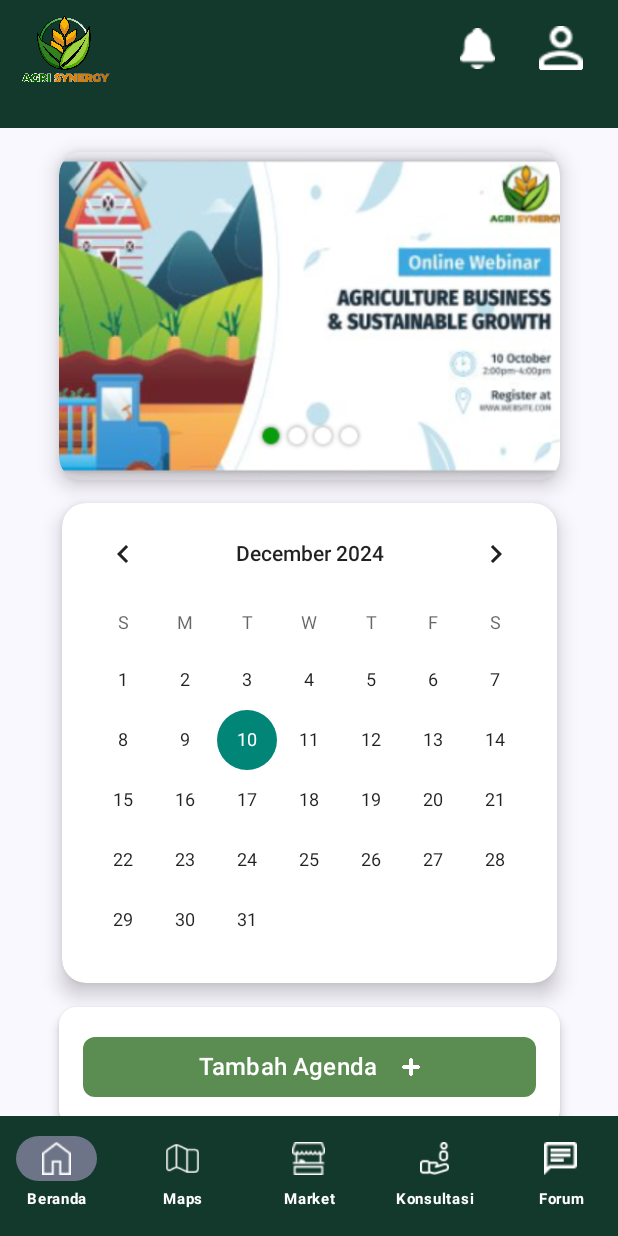
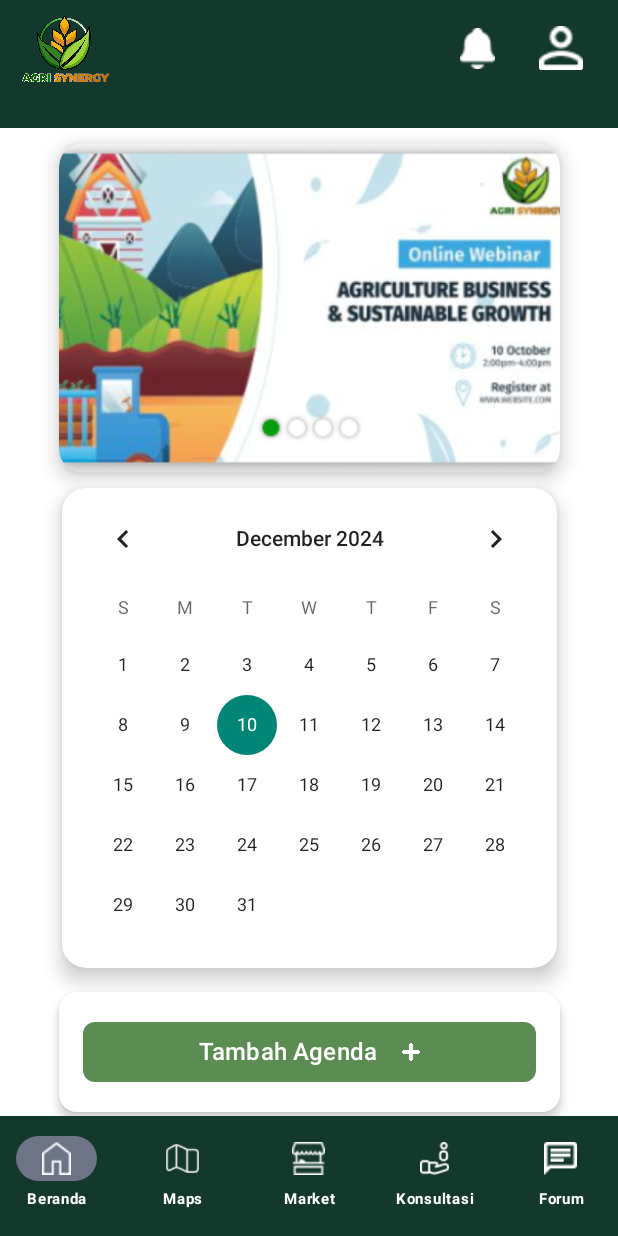
Before and after one commit to RakaAgiSaputra/AgriSynergi_App, an Android app built with Jetpack Compose: the MainScreen screen opened through its navigation route, on a phone screen of 412 x 824 dp. Run offline under Robolectric (Android 15) with nearby library versions, the phone set to English and light mode, and no system bars; our stand-ins replace accompanist.

Commit message:
Prudencia: Perbaikan halaman

```diff
--- a/app/src/main/java/com/example/agrisynergi_mobile/agrisynergi.kt
+++ b/app/src/main/java/com/example/agrisynergi_mobile/agrisynergi.kt
@@ -51,8 +51,11 @@ import com.example.agrisynergi_mobile.pages.MapsScreen
 import com.example.agrisynergi_mobile.pages.MarketScreen
 import com.example.agrisynergi_mobile.pages.NotifScreen
 import com.example.agrisynergi_mobile.pages.SplashScreen
+import com.example.agrisynergi_mobile.pages.login.ForgetPassScreen
 import com.example.agrisynergi_mobile.pages.login.LoginRegistScreen
 import com.example.agrisynergi_mobile.pages.login.LoginScreen
+import com.example.agrisynergi_mobile.pages.login.OTPVerificationScreen
+import com.example.agrisynergi_mobile.pages.login.ResetPasswordScreen
 import com.example.agrisynergi_mobile.pages.onboardingpage.OnBoardingScreen1
 import com.example.agrisynergi_mobile.pages.onboardingpage.OnBoardingScreen2
 import com.example.agrisynergi_mobile.pages.onboardingpage.OnBoardingScreen3
@@ -115,8 +118,17 @@ fun AgrisynergiApp(
             composable(Screen.Login.route){
                 LoginScreen(navController = navController)
             }
+            composable(Screen.Otp.route) {
+                OTPVerificationScreen(navController)
+            }
+            composable(Screen.NewPass.route) {
+                ResetPasswordScreen(navController)
+            }
+            composable(Screen.ForgetPass.route) {
+                ForgetPassScreen(navController)
+            }
             composable(Screen.Beranda.route) {
-                MainScreen(navHostController = navController, contentPadding = contentPadding)
+                MainScreen(navHostController = navController)
             }
             composable(Screen.Maps.route) {
                 MapsScreen(navController = navController)
@@ -149,10 +161,6 @@ fun AgrisynergiApp(
             composable(Screen.Komunitas.route) {
                 CommunityMemberScreen(navController = navController)
             }
-            composable(Screen.Komunitas.route) {
-                CommunityMemberScreen(navController = navController)
-            }
-
             composable("keranjang/{marketId}") { backStackEntry ->
                 val marketId = backStackEntry.arguments?.getString("marketId")?.toIntOrNull()
                 if (marketId != null) {
--- a/app/src/main/java/com/example/agrisynergi_mobile/database/RetrofitClient.kt
+++ b/app/src/main/java/com/example/agrisynergi_mobile/database/RetrofitClient.kt
@@ -9,7 +9,7 @@ import retrofit2.converter.gson.GsonConverterFactory
 //RetrofilClient
 class RetrofitClient {
     companion object {
-        private const val BASE_URL = "http://36.82.123.39:8080/" //ganti url Api
+        private const val BASE_URL = "http://36.82.30.227:8080/" //ganti url Api
 
         val instance: Api by lazy {
             val loggingInterceptor = HttpLoggingInterceptor().apply {
--- a/app/src/main/java/com/example/agrisynergi_mobile/pages/berandapage.kt
+++ b/app/src/main/java/com/example/agrisynergi_mobile/pages/berandapage.kt
@@ -4,6 +4,7 @@ import android.widget.CalendarView
 import androidx.compose.foundation.Image
 import androidx.compose.foundation.background
 import androidx.compose.foundation.layout.Box
+import androidx.compose.foundation.layout.Column
 import androidx.compose.foundation.layout.PaddingValues
 import androidx.compose.foundation.layout.Spacer
 import androidx.compose.foundation.layout.WindowInsets
@@ -29,6 +30,7 @@ import androidx.compose.material3.NavigationBar
 import androidx.compose.material3.NavigationBarItem
 import androidx.compose.material3.NavigationBarItemDefaults
 import androidx.compose.material3.Scaffold
+import androidx.compose.material3.Surface
 import androidx.compose.material3.Text
 import androidx.compose.material3.TopAppBar
 import androidx.compose.material3.TopAppBarDefaults
@@ -44,34 +46,34 @@ import androidx.compose.ui.draw.shadow
 import androidx.compose.ui.graphics.Color
 import androidx.compose.ui.layout.ContentScale
 import androidx.compose.ui.res.painterResource
+import androidx.compose.ui.tooling.preview.Preview
 import androidx.compose.ui.unit.dp
 import androidx.compose.ui.unit.sp
 import androidx.compose.ui.viewinterop.AndroidView
 import androidx.navigation.NavHostController
+import androidx.navigation.compose.rememberNavController
+import com.example.agrisynergi_mobile.BerandaTopBar
 import com.example.agrisynergi_mobile.R
+import com.example.agrisynergi_mobile.navigation.Screen
 import com.google.accompanist.pager.ExperimentalPagerApi
 import com.google.accompanist.pager.HorizontalPager
 import com.google.accompanist.pager.rememberPagerState
 
-@OptIn(ExperimentalMaterial3Api::class)
 @Composable
-fun MainScreen(navHostController: NavHostController, contentPadding: PaddingValues) {
-    var selectedIndex by remember { mutableStateOf(0) }
+fun MainScreen(navHostController: NavHostController) {
+    Column(
+        modifier = Modifier
+            .fillMaxSize()
+            .background(Color.White)
+//            .padding(16.dp)
+    ) {
+        ContentScreen(
+            modifier = Modifier.fillMaxSize(),
+            navController = navHostController
+        )
+    }
+}
 
-    Scaffold(
-        content = { innerPadding ->
-            ContentScreen(
-                modifier = Modifier
-                    .padding(
-                        start = innerPadding.calculateStartPadding(layoutDirection = androidx.compose.ui.unit.LayoutDirection.Ltr),
-                        end = innerPadding.calculateEndPadding(layoutDirection = androidx.compose.ui.unit.LayoutDirection.Ltr),
-                        top = innerPadding.calculateTopPadding()
-                    ),
-                navController = navHostController // Oper nilai navHostController ke ContentScreen
-            )
-        }
-    )
-}
 
 @OptIn(ExperimentalPagerApi::class)
 @Composable
@@ -94,7 +96,7 @@ fun ContentScreen(modifier: Modifier = Modifier, navController: NavHostControlle
                 state = pagerState,
                 modifier = Modifier
                     .fillMaxWidth()
-                    .height(250.dp)
+                    .height(240.dp)
             ) { page ->
                 Box(
                     modifier = Modifier
@@ -139,10 +141,13 @@ fun ContentScreen(modifier: Modifier = Modifier, navController: NavHostControlle
             }
         }
         item {
+            Spacer(modifier = Modifier.height(16.dp))
+        }
+        item {
             Box(
                 modifier = Modifier
                     .fillMaxWidth()
-                    .padding(16.dp),
+                    .padding(horizontal = 8.dp),
                 contentAlignment = Alignment.Center
             ) {
                 Card(
@@ -179,3 +184,9 @@ fun ContentScreen(modifier: Modifier = Modifier, navController: NavHostControlle
         }
     }
 }
+
+@Preview(showBackground = true, widthDp = 360, heightDp = 640)
+@Composable
+fun MainScreenPreview() {
+    MainScreen(navHostController = rememberNavController())
+}
--- a/app/src/main/res/xml/network_security_config.xml
+++ b/app/src/main/res/xml/network_security_config.xml
@@ -1,6 +1,6 @@
 <?xml version="1.0" encoding="utf-8"?>
 <network-security-config>
     <domain-config cleartextTrafficPermitted="true">
-        <domain includeSubdomains="true">36.82.90.142</domain> /*Ganti setiap API berubah*/
+        <domain includeSubdomains="true">36.82.30.227</domain> /*Ganti setiap API berubah*/
     </domain-config>
 </network-security-config>
```
Also changed, not shown: app/src/main/java/com/example/agrisynergi_mobile/pages/forumpage.kt (+62 -36 lines), app/src/main/java/com/example/agrisynergi_mobile/pages/notifikasipage.kt (+62 -63 lines).
